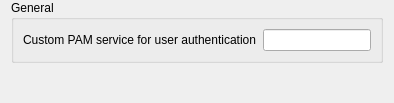
Qt form plugins/platform/linux/LinuxPlatformConfigurationPage.ui (veyon/veyon) before a commit.
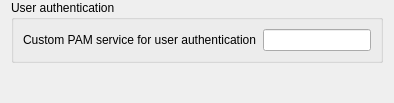
The same form after that commit. Icons and pictures are not drawn.

Commit message: LinuxPlatformConfigurationPage: fix groupbox title

Diff of the .ui file:
```diff
--- a/plugins/platform/linux/LinuxPlatformConfigurationPage.ui
+++ b/plugins/platform/linux/LinuxPlatformConfigurationPage.ui
@@ -19,7 +19,7 @@
    <item>
     <widget class="QGroupBox" name="groupBox">
      <property name="title">
-      <string>General</string>
+      <string>User authentication</string>
      </property>
      <layout class="QGridLayout" name="gridLayout">
       <item row="1" column="0">
```
